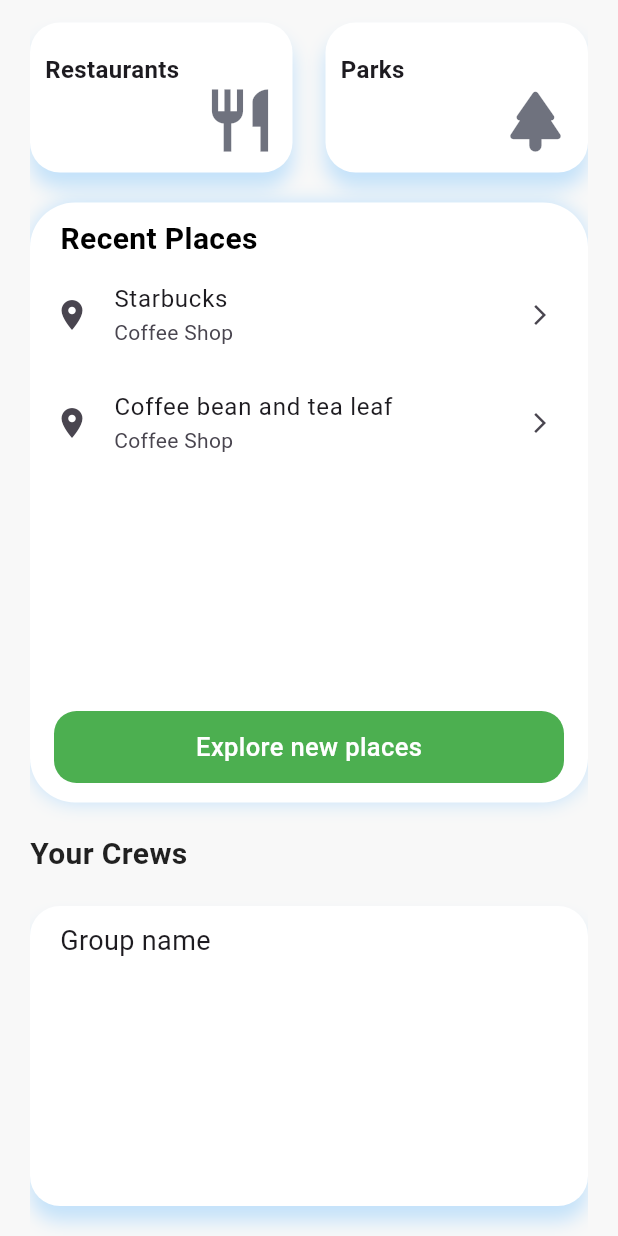
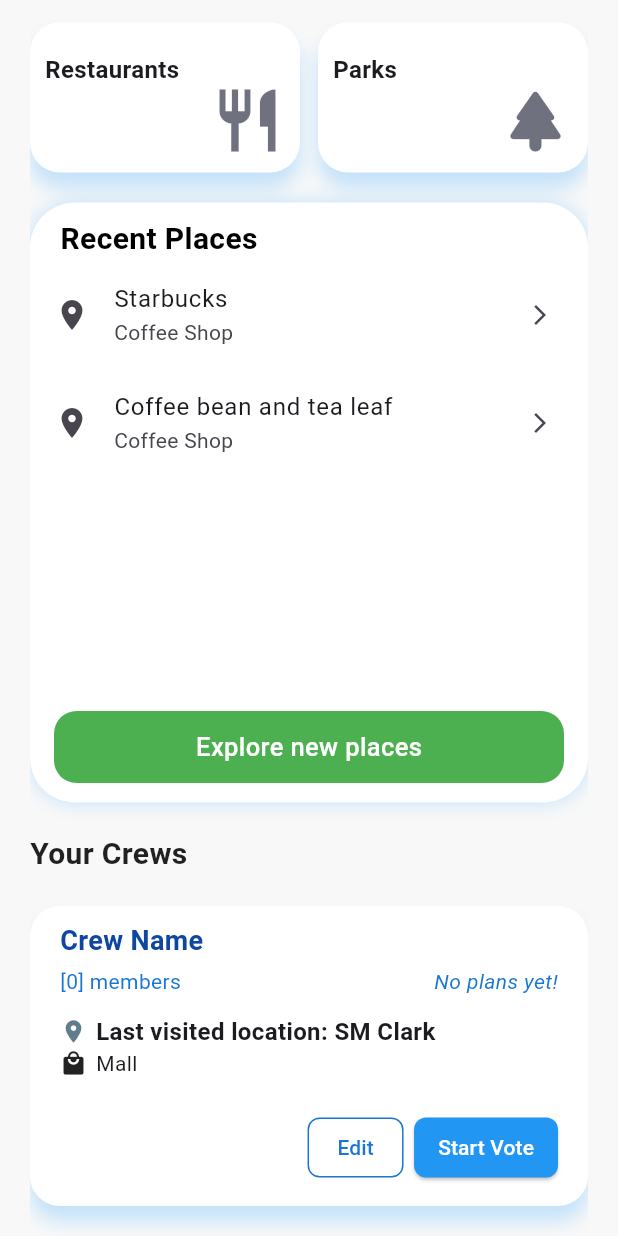
Before and after one commit to kurt0542/Rendezvous-mobile-app, a Flutter app: the HomePage screen opened directly, scrolled down 781 dp, on a phone screen of 412 x 824 dp. Run offline on Flutter 3.47's test engine with Material 3 defaults, Android fonts, the phone set to English and light mode, and no system bars; our stand-ins replace smooth_page_indicator.

Commit message:
completeed the home page and resolved the bug with the categories

```diff
--- a/lib/models/category_container.dart
+++ b/lib/models/category_container.dart
@@ -12,9 +12,12 @@ class CategoryContainer extends StatelessWidget {
 
   @override
   Widget build(BuildContext context) {
-    return Container(
+    return ConstrainedBox(
+      constraints: BoxConstraints(
+        maxWidth: 175, // ✅ Cap max width, will shrink if needed
+      ),
+      child: Container(
         height: 100,
-      width: 175,
         decoration: BoxDecoration(
           color: Colors.white,
           borderRadius: BorderRadius.circular(20),
@@ -37,20 +40,22 @@ class CategoryContainer extends StatelessWidget {
                 color: Color.fromRGBO(15, 20, 40, 0.6),
               ),
             ),
-          Flexible(
-            child: Padding(
+            Padding(
               padding: EdgeInsets.only(left: 10, right: 10, top: 20),
               child: Text(
                 text,
                 maxLines: 2,
                 overflow: TextOverflow.ellipsis,
                 softWrap: true,
-                style: TextStyle(fontSize: 16, fontWeight: FontWeight.w600),
+                style: TextStyle(
+                  fontSize: 16,
+                  fontWeight: FontWeight.w600,
                 ),
               ),
             ),
           ],
         ),
+      ),
     );
   }
 }
--- a/lib/pages/HomePage.dart
+++ b/lib/pages/HomePage.dart
@@ -64,7 +64,6 @@ class _HomePageState extends State<HomePage> {
               height: 400,
               child: PageView(
                 controller: _smoothPageController,
-                // controller: PageController(viewportFraction: 0.85,initialPage: 1),
                 scrollDirection: Axis.horizontal,
                 children: [
                   Container(
@@ -104,23 +103,37 @@ class _HomePageState extends State<HomePage> {
             SizedBox(height: 20),
             Row(
               children: [
-                CategoryContainer(
+                Expanded(
+                  child: CategoryContainer(
                     text: 'Coffee Shops',
                     textIcon: Icons.coffee_rounded,
                   ),
-                Spacer(),
-                CategoryContainer(text: 'Fastfood', textIcon: Icons.fastfood),
+                ),
+                SizedBox(width: 12),
+                Expanded(
+                  child: CategoryContainer(
+                    text: 'Fastfood',
+                    textIcon: Icons.fastfood,
+                  ),
+                ),
               ],
             ),
             SizedBox(height: 20),
             Row(
               children: [
-                CategoryContainer(
+                Expanded(
+                  child: CategoryContainer(
                     text: 'Restaurants',
                     textIcon: Icons.restaurant,
                   ),
-                Spacer(),
-                CategoryContainer(text: 'Parks', textIcon: Icons.park_rounded),
+                ),
+                SizedBox(width: 12),
+                Expanded(
+                  child: CategoryContainer(
+                    text: 'Parks',
+                    textIcon: Icons.park_rounded,
+                  ),
+                ),
               ],
             ),
             SizedBox(height: 20),
@@ -211,14 +224,126 @@ class _HomePageState extends State<HomePage> {
                   ),
                 ],
               ),
+              child: Padding(
+                padding: const EdgeInsets.only(
+                  left: 20,
+                  top: 10,
+                  right: 20,
+                  bottom: 15,
+                ),
                 child: Column(
                   crossAxisAlignment: CrossAxisAlignment.start,
                   children: [
-                  Padding(
-                    padding: EdgeInsets.only(left: 20, top: 10),
-                    child: Text('Group name', style: TextStyle(fontSize: 18)),
+                    Text(
+                      'Crew Name',
+                      style: TextStyle(
+                        fontSize: 18,
+                        fontWeight: FontWeight.bold,
+                        color: Color(0xFF0D47A1),
+                      ),
+                    ),
+                    const SizedBox(height: 4),
+
+                    // Members & status
+                    Row(
+                      mainAxisAlignment: MainAxisAlignment.spaceBetween,
+                      children: [
+                        Text(
+                          '[0] members',
+                          style: TextStyle(
+                            fontSize: 14,
+                            color: Color(0xFF1976D2),
+                          ),
+                        ),
+                        Text(
+                          'No plans yet!',
+                          style: TextStyle(
+                            fontSize: 14,
+                            color: Color(0xFF1976D2),
+                            fontStyle: FontStyle.italic,
+                          ),
                         ),
                       ],
+                    ),
+
+                    const SizedBox(height: 12),
+
+                    Column(
+                      children: [
+                        Row(
+                          children: [
+                            Icon(
+                              Icons.location_on,
+                              size: 18,
+                              color: Colors.blueGrey,
+                            ),
+                            SizedBox(width: 6),
+                            Text(
+                              'Last visited location: SM Clark',
+                              style: TextStyle(
+                                fontSize: 16,
+                                fontWeight: FontWeight.bold,
+                              ),
+                            ),
+                          ],
+                        ),
+                        Row(
+                          children: [
+                            Icon(Icons.local_mall, size: 18),
+                            SizedBox(width: 6),
+                            Text("Mall"),
+                          ],
+                        ),
+                      ],
+                    ),
+                    Spacer(),
+                    Row(
+                      mainAxisAlignment: MainAxisAlignment.spaceBetween,
+                      children: [
+                        Spacer(),
+                        Row(
+                          children: [
+                            OutlinedButton(
+                              onPressed: () {},
+                              style: OutlinedButton.styleFrom(
+                                side: BorderSide(color: Color(0xFF1976D2)),
+                                shape: RoundedRectangleBorder(
+                                  borderRadius: BorderRadius.circular(8),
+                                ),
+                                padding: EdgeInsets.symmetric(
+                                  horizontal: 12,
+                                  vertical: 8,
+                                ),
+                              ),
+                              child: Text(
+                                'Edit',
+                                style: TextStyle(color: Color(0xFF1976D2)),
+                              ),
+                            ),
+                            const SizedBox(width: 7),
+                            ElevatedButton(
+                              onPressed: () {},
+                              style: ElevatedButton.styleFrom(
+                                backgroundColor: Color(0xFF2196F3),
+                                shape: RoundedRectangleBorder(
+                                  borderRadius: BorderRadius.circular(8),
+                                ),
+                                padding: EdgeInsets.symmetric(
+                                  horizontal: 16,
+                                  vertical: 10,
+                                ),
+                              ),
+                              child: Text(
+                                'Start Vote',
+                                style: TextStyle(color: Colors.white),
+                              ),
+                            ),
+                          ],
+                        ),
+                      ],
+                    ),
+                  ],
+                ),
               ),
             ),
             SizedBox(height: 20),
```
Lines whose indentation alone changed are shown as unchanged.
